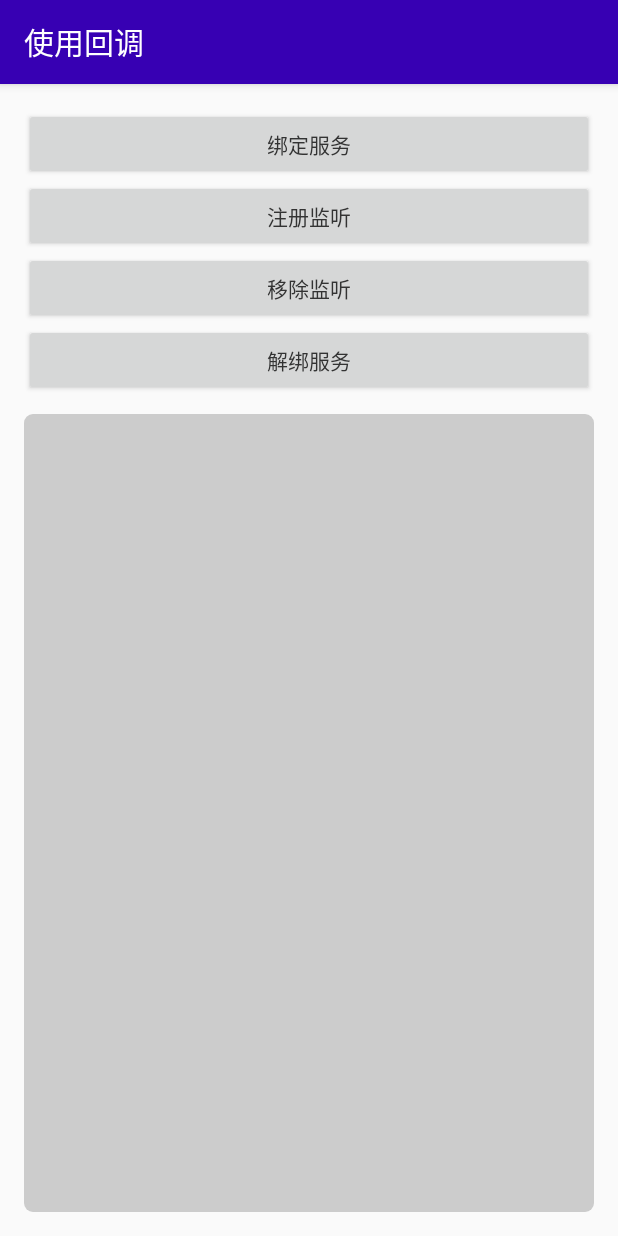
After one commit to itrenjunhua/AndroidService, an Android app: the CallBackActivity screen opened directly, with no data from a screen before it, on a phone screen of 412 x 824 dp. The commit adds this screen. Run offline under Robolectric (Android 15) with nearby library versions, the phone set to English and light mode, and no system bars.

Commit message:
使用RemoteCallbackList注册回调

```diff
--- a/app/src/main/java/com/renj/service/MainActivity.java
+++ b/app/src/main/java/com/renj/service/MainActivity.java
@@ -3,6 +3,7 @@ package com.renj.service;
 
 import android.widget.Button;
 
+import com.renj.service.callback.CallBackActivity;
 import com.renj.service.local.LocalServiceActivity;
 import com.renj.service.pool.BinderPoolActivity;
 import com.renj.service.remote.RemoteServiceActivity;
@@ -11,6 +12,7 @@ public class MainActivity extends BaseActivity {
     private Button btLocalService;
     private Button btRemoteService;
     private Button btBinderPool;
+    private Button btBinderCallBack;
 
     @Override
     protected int getLayoutId() {
@@ -22,6 +24,7 @@ public class MainActivity extends BaseActivity {
         btLocalService = findViewById(R.id.bt_local_service);
         btRemoteService = findViewById(R.id.bt_remote_service);
         btBinderPool = findViewById(R.id.bt_binder_pool);
+        btBinderCallBack = findViewById(R.id.bt_binder_callback);
     }
 
     @Override
@@ -31,6 +34,8 @@ public class MainActivity extends BaseActivity {
         btRemoteService.setOnClickListener(v -> startActivity(RemoteServiceActivity.class));
 
         btBinderPool.setOnClickListener(v -> startActivity(BinderPoolActivity.class));
+
+        btBinderCallBack.setOnClickListener(v -> startActivity(CallBackActivity.class));
     }
 
     @Override
--- /dev/null
+++ b/app/src/main/java/com/renj/service/callback/CallBackActivity.java
@@ -0,0 +1,147 @@
+package com.renj.service.callback;
+
+import android.app.Service;
+import android.content.ComponentName;
+import android.content.Intent;
+import android.content.ServiceConnection;
+import android.os.IBinder;
+import android.os.RemoteException;
+import android.widget.Button;
+import android.widget.TextView;
+
+import com.renj.service.BaseActivity;
+import com.renj.service.R;
+import com.renj.service.aidl.callback.ICallBack;
+import com.renj.service.aidl.callback.ICallBackBinder;
+import com.renj.service.bean.BookBean;
+import com.renj.service.utils.Logger;
+import com.renj.service.utils.ProgressUtils;
+import com.renj.service.utils.ToastUtils;
+
+/**
+ * ======================================================================
+ * <p>
+ * 作者：Renj
+ * <p>
+ * 创建时间：2020-10-14   15:47
+ * <p>
+ * 描述：使用回调通知服务器数据改变
+ * <p>
+ * 修订历史：
+ * <p>
+ * ======================================================================
+ */
+public class CallBackActivity extends BaseActivity {
+    private Button btCallbackBind;
+    private Button btCallbackRegister;
+    private Button btCallbackUnRegister;
+    private Button btCallbackUnBind;
+    private TextView tvContent;
+
+    // 绑定服务连接对象
+    private ICallBackBinder iCallBackBinder;
+    private ServiceConnection bindConnection = new ServiceConnection() {
+        @Override
+        public void onServiceConnected(ComponentName name, IBinder service) {
+            Logger.i(CallBackService.SERVICE_NAME + " onServiceConnected()" + currentProgressAndThread());
+            iCallBackBinder = ICallBackBinder.Stub.asInterface(service);
+        }
+
+        @Override
+        public void onServiceDisconnected(ComponentName name) {
+            Logger.i(CallBackService.SERVICE_NAME + " onServiceDisconnected()" + currentProgressAndThread());
+            iCallBackBinder = null;
+        }
+    };
+
+    private ICallBack iCallBack = new ICallBack.Stub() {
+
+        @Override
+        public void callBack(BookBean bookBean) throws RemoteException {
+            Logger.i("Update BookBean  " + bookBean.toString() + currentProgressAndThread());
+            runOnUiThread(() -> {
+                String content = tvContent.getText().toString().trim();
+                tvContent.setText(content + "\n" + bookBean.toString());
+            });
+        }
+    };
+
+    @Override
+    protected int getLayoutId() {
+        return R.layout.call_back_activity;
+    }
+
+    @Override
+    protected void initView() {
+        btCallbackBind = findViewById(R.id.bt_callback_bind);
+        btCallbackRegister = findViewById(R.id.bt_callback_register);
+        btCallbackUnRegister = findViewById(R.id.bt_callback_unregister);
+        btCallbackUnBind = findViewById(R.id.bt_callback_unbind);
+        tvContent = findViewById(R.id.tv_content);
+    }
+
+    @Override
+    protected void initListener() {
+        // 绑定服务
+        btCallbackBind.setOnClickListener(v -> {
+            Logger.i("Click Binder Service  " + currentProgressAndThread());
+            Intent intent = new Intent();
+            intent.setAction("com.renj.remote.callback");
+            intent.setPackage("com.renj.service");
+            bindService(intent, bindConnection, Service.BIND_AUTO_CREATE);
+        });
+
+        // 注册监听
+        btCallbackRegister.setOnClickListener(v -> {
+            if (iCallBackBinder == null) {
+                ToastUtils.showToast("服务未绑定或已解绑");
+                return;
+            }
+
+            Logger.i("Click Register CallBack  " + currentProgressAndThread());
+            try {
+                iCallBackBinder.registerCallBack(iCallBack);
+            } catch (RemoteException e) {
+                e.printStackTrace();
+            }
+        });
+
+        // 取消监听
+        btCallbackUnRegister.setOnClickListener(v -> {
+            if (iCallBackBinder == null) {
+                ToastUtils.showToast("服务未绑定或已解绑");
+                return;
+            }
+
+            Logger.i("Click UnRegister CallBack  " + currentProgressAndThread());
+            try {
+                iCallBackBinder.unregisterCallBack(iCallBack);
+            } catch (RemoteException e) {
+                e.printStackTrace();
+            }
+        });
+
+        // 解绑服务
+        btCallbackUnBind.setOnClickListener(v -> {
+            if (iCallBackBinder == null) {
+                ToastUtils.showToast("服务未绑定或已解绑");
+                return;
+            }
+
+            Logger.i("Click UnBinder Service  " + currentProgressAndThread());
+            Intent intent = new Intent();
+            intent.setAction("com.renj.remote.callback");
+            intent.setPackage("com.renj.service");
+            unbindService(bindConnection);
+        });
+    }
+
+    @Override
+    protected void initPageData() {
+
+    }
+
+    private String currentProgressAndThread() {
+        return " ,Progress Name: " + ProgressUtils.getProcessName(this) + " ,Thread Name： " + Thread.currentThread().getName();
+    }
+}
--- /dev/null
+++ b/app/src/main/res/layout/call_back_activity.xml
@@ -0,0 +1,59 @@
+<?xml version="1.0" encoding="utf-8"?>
+<LinearLayout xmlns:android="http://schemas.android.com/apk/res/android"
+    android:layout_width="match_parent"
+    android:layout_height="match_parent"
+    android:orientation="vertical"
+    android:padding="16dp">
+
+    <Button
+        android:id="@+id/bt_callback_bind"
+        style="@style/style_button"
+        android:layout_width="match_parent"
+        android:layout_height="wrap_content"
+        android:layout_weight="0"
+        android:text="绑定服务" />
+
+    <Button
+        android:id="@+id/bt_callback_register"
+        style="@style/style_button"
+        android:layout_width="match_parent"
+        android:layout_height="wrap_content"
+        android:layout_weight="0"
+        android:text="注册监听" />
+
+    <Button
+        android:id="@+id/bt_callback_unregister"
+        style="@style/style_button"
+        android:layout_width="match_parent"
+        android:layout_height="wrap_content"
+        android:layout_weight="0"
+        android:text="移除监听" />
+
+
+    <Button
+        android:id="@+id/bt_callback_unbind"
+        style="@style/style_button"
+        android:layout_width="match_parent"
+        android:layout_height="wrap_content"
+        android:layout_weight="0"
+        android:text="解绑服务" />
+
+    <ScrollView
+        android:layout_width="match_parent"
+        android:layout_height="match_parent"
+        android:fillViewport="true"
+        android:scrollbars="none">
+
+        <TextView
+            android:id="@+id/tv_content"
+            android:layout_width="match_parent"
+            android:layout_height="match_parent"
+            android:layout_marginTop="12dp"
+            android:background="@drawable/shape_radius6_grey_bg"
+            android:padding="6dp"
+            android:textColor="@color/colorText"
+            android:textSize="14sp" />
+
+    </ScrollView>
+
+</LinearLayout>
```
Also changed, not shown: app/src/main/AndroidManifest.xml (+14 -0 lines), app/src/main/java/com/renj/service/callback/CallBackService.java (added, +145 -0 lines), app/src/main/res/layout/activity_main.xml (+9 -0 lines), app/src/main/aidl/com/renj/service/aidl/callback/ICallBack.aidl (added), app/src/main/aidl/com/renj/service/aidl/callback/ICallBackBinder.aidl (added).
